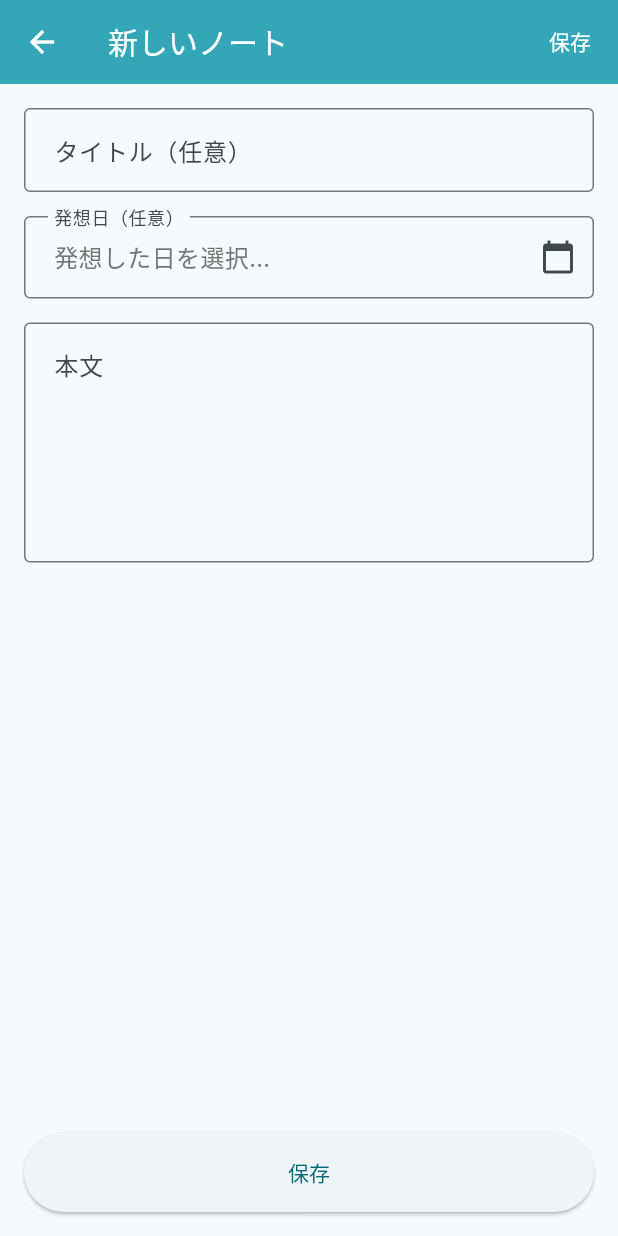
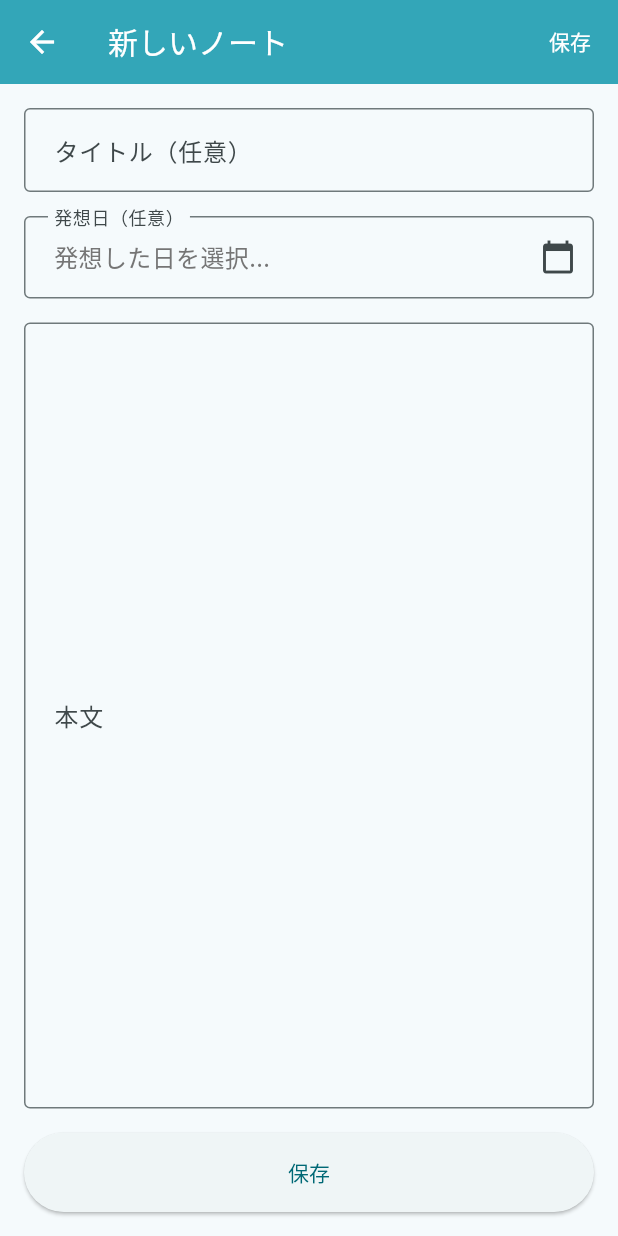
Before and after one commit to itezora-nonoha/logicket, a Flutter app: the NoteEditorScreen screen opened directly, on a phone screen of 412 x 824 dp. Run offline on Flutter 3.47's test engine with Material 3 defaults, Android fonts, the phone set to English and light mode, and no system bars; our stand-ins replace cloud_firestore, firebase_auth, firebase_core, flutter_markdown; accounts and stored records are empty.

Commit message:
fix カーソル位置ずれ対応の修正トライ

```diff
--- a/lib/screens/note_editor_screen.dart
+++ b/lib/screens/note_editor_screen.dart
@@ -164,11 +164,11 @@ class _NoteEditorScreenState extends State<NoteEditorScreen> {
             Expanded(
               child: TextField(
                 controller: _contentController,
-                // maxLines: null,
-                // expands: true,
-                expands: false,
-                maxLines: 15,        // 固定の最大行数
-                minLines: 8,         // 固定の最小行数
+                maxLines: null,
+                expands: true,
+                // expands: false,
+                // maxLines: 15,        // 固定の最大行数
+                // minLines: 8,         // 固定の最小行数
                 autocorrect: false,
                 enableSuggestions: false,
                 keyboardType: TextInputType.multiline, // 変えてみる
@@ -177,7 +177,7 @@ class _NoteEditorScreenState extends State<NoteEditorScreen> {
                 decoration: const InputDecoration(
                   labelText: '本文',
                   // hintText: 'マークダウンでノートを書いてください...\n\n[[ノートID]] でリンクを作成できます',
-                  hintText: 'マークダウン記法が使用できます 22:39',
+                  hintText: 'マークダウン記法が使用できます 22:45',
                   border: OutlineInputBorder(),
                   labelStyle: TextStyle(fontFamily: 'NotoSansJP'),
                   hintStyle: TextStyle(fontFamily: 'NotoSansJP'),
@@ -185,15 +185,16 @@ class _NoteEditorScreenState extends State<NoteEditorScreen> {
                   alignLabelWithHint: true,
                 ),
                 strutStyle: const StrutStyle(
+                  fontSize: 16,
                   fontFamily: 'NotoSansJP',
                   height: 1.0,           // 行高を厳密に制御
                   forceStrutHeight: true, // 強制的に統一
                 ),
-                // style: const TextStyle(
-                //   fontSize: 16, // 変えてみる
-                //   height: 1.0,
-                //   fontFamily: 'NotoSansJP',
-                // ),
+                style: const TextStyle(
+                  fontSize: 16,
+                  height: 1.0,
+                  fontFamily: 'NotoSansJP',
+                ),
               ),
             ),
             const SizedBox(height: 16),
```
